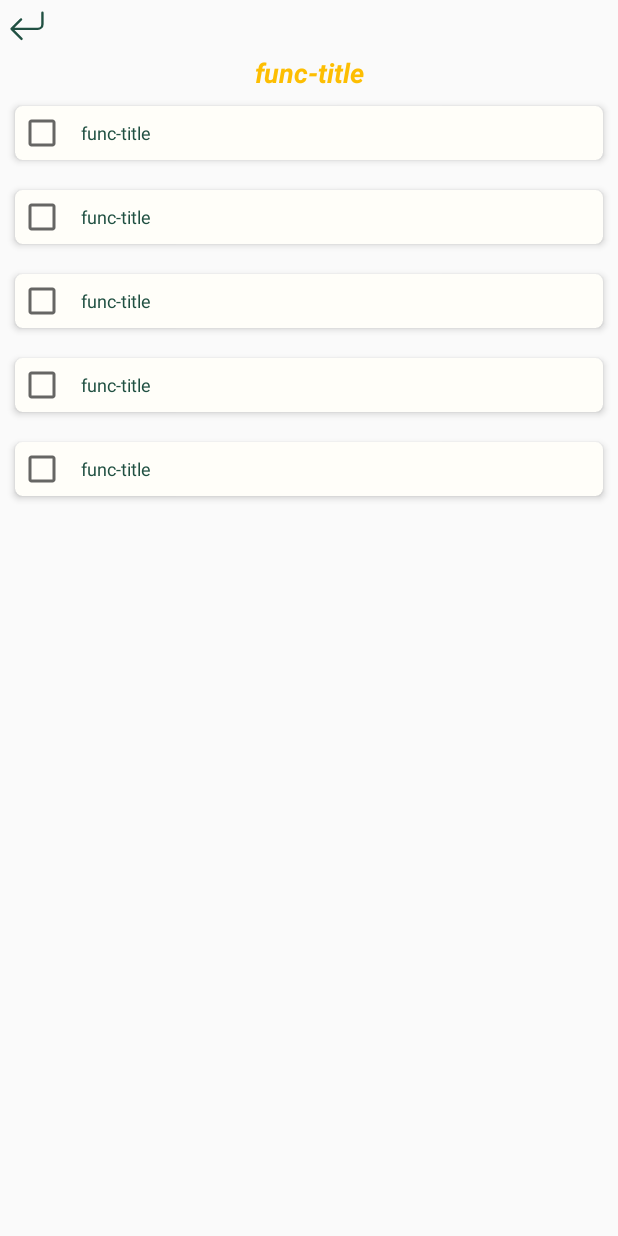
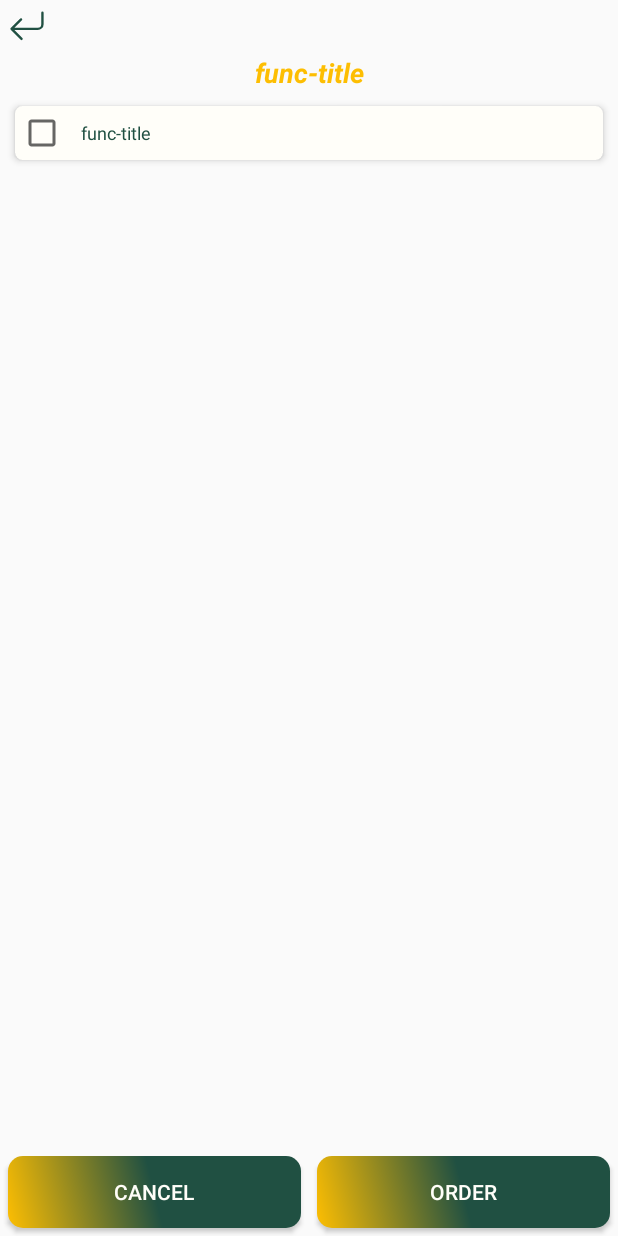
Before and after one commit to postbox-18/KCS, an Android app: the layout fragment_item.xml on its own in the app's theme, with its tools: preview values and no code run, on a phone screen of 412 x 824 dp. Run offline under Robolectric (Android 15) with nearby library versions, the phone set to English and light mode, and no system bars.

Commit message:
check box loading data ItemListAdapater btns

```diff
--- a/app/src/main/java/com/example/kcs/Fragment/Items/ItemListAdapater.java
+++ b/app/src/main/java/com/example/kcs/Fragment/Items/ItemListAdapater.java
@@ -47,6 +47,7 @@ public class ItemListAdapater extends RecyclerView.Adapter<ItemListAdapater.View
         holder.item_check.setText(itemList1.getItem());
 
 
+
     }
 
     @Override
--- /dev/null
+++ b/app/src/main/res/drawable/order_btn.xml
@@ -0,0 +1,21 @@
+<shape xmlns:android="http://schemas.android.com/apk/res/android">
+    <gradient
+        android:angle="45"
+        android:endColor="@color/colorPrimary"
+        android:endX="548.5"
+        android:endY="269.30426"
+        android:startColor="@color/colorSecondary"
+        android:startX="548.5"
+        android:startY="49.5"
+        android:centerColor="@color/colorPrimary"
+        android:type="linear">
+    </gradient>
+
+    <!--old gradienet
+     android:startColor="#FF097ACD"
+     android:endColor="#FF04346C"
+    -->
+
+    <corners
+        android:radius="10dp" />
+</shape>
--- a/app/src/main/res/layout/fragment_item.xml
+++ b/app/src/main/res/layout/fragment_item.xml
@@ -1,5 +1,6 @@
 <?xml version="1.0" encoding="utf-8"?>
 <LinearLayout xmlns:android="http://schemas.android.com/apk/res/android"
+    xmlns:app="http://schemas.android.com/apk/res-auto"
     xmlns:tools="http://schemas.android.com/tools"
     android:layout_width="match_parent"
     android:layout_height="match_parent"
@@ -10,41 +11,102 @@
         android:layout_width="match_parent"
         android:layout_height="match_parent"
         android:orientation="vertical">
+
         <LinearLayout
             android:layout_width="match_parent"
             android:layout_height="wrap_content"
             android:orientation="horizontal">
+
             <ImageView
                 android:id="@+id/back_btn"
                 android:layout_width="wrap_content"
+                android:layout_height="wrap_content"
                 android:layout_margin="5dp"
-              android:src="@drawable/ic_arrow_return_left"
-              android:layout_height="wrap_content"/>
+                android:src="@drawable/ic_arrow_return_left" />
         </LinearLayout>
+
         <LinearLayout
             android:layout_width="match_parent"
             android:layout_height="wrap_content"
             android:orientation="vertical">
+
             <TextView
                 android:id="@+id/header_title"
                 android:layout_width="match_parent"
+                android:layout_height="wrap_content"
                 android:text="func-title"
+                android:textAlignment="center"
                 android:textColor="@color/colorSecondary"
-              android:textAlignment="center"
                 android:textSize="18dp"
-              android:textStyle="bold|italic"
-              android:layout_height="wrap_content"/>
+                android:textStyle="bold|italic" />
         </LinearLayout>
+
         <LinearLayout
             android:layout_width="match_parent"
-      android:layout_height="wrap_content"
+            android:layout_height="match_parent"
             android:orientation="vertical">
+
+            <androidx.constraintlayout.widget.ConstraintLayout
+                android:layout_width="match_parent"
+                android:layout_height="match_parent"
+                android:orientation="vertical">
+
                 <androidx.recyclerview.widget.RecyclerView
                     android:id="@+id/recyclerview_item"
                     android:layout_width="match_parent"
+                    android:layout_height="0dp"
+                    app:layout_constraintBottom_toTopOf="@id/btns"
+                    app:layout_constraintEnd_toEndOf="parent"
+                    app:layout_constraintStart_toStartOf="parent"
+                    app:layout_constraintTop_toTopOf="parent"
+                    app:layout_constraintVertical_weight="3.5"
                     tools:itemCount="5"
-                  tools:listitem="@layout/item_checkbox_list"
-                  android:layout_height="match_parent"/>
+                    tools:listitem="@layout/item_checkbox_list" />
+
+                <LinearLayout
+                    android:id="@+id/btns"
+                    android:layout_width="match_parent"
+                    android:layout_height="0dp"
+                    android:gravity="bottom"
+                    android:orientation="horizontal"
+                    app:layout_constraintBottom_toBottomOf="parent"
+                    app:layout_constraintEnd_toEndOf="parent"
+                    app:layout_constraintStart_toStartOf="parent"
+                    app:layout_constraintTop_toBottomOf="@id/recyclerview_item"
+                    app:layout_constraintVertical_weight="0.5">
+
+                    <androidx.constraintlayout.widget.ConstraintLayout
+                        android:layout_width="match_parent"
+                        android:layout_height="wrap_content">
+
+                        <androidx.appcompat.widget.AppCompatButton
+                            android:id="@+id/cancel_btn"
+                            android:layout_width="0dp"
+                            android:layout_height="wrap_content"
+                            android:layout_margin="5dp"
+                            android:background="@drawable/order_btn"
+                            android:text="Cancel"
+                            android:textColor="@color/White"
+                            app:layout_constraintBottom_toBottomOf="parent"
+                            app:layout_constraintEnd_toStartOf="@id/order_btn"
+                            app:layout_constraintStart_toStartOf="parent"
+                            app:layout_constraintTop_toTopOf="parent" />
+
+                        <androidx.appcompat.widget.AppCompatButton
+                            android:id="@+id/order_btn"
+                            android:layout_width="0dp"
+                            android:layout_height="wrap_content"
+                            android:layout_margin="5dp"
+                            android:background="@drawable/order_btn"
+                            android:text="Order"
+                            android:textColor="@color/White"
+                            app:layout_constraintBottom_toBottomOf="@id/cancel_btn"
+                            app:layout_constraintEnd_toEndOf="parent"
+                            app:layout_constraintStart_toEndOf="@id/cancel_btn"
+                            app:layout_constraintTop_toTopOf="@id/cancel_btn" />
+                    </androidx.constraintlayout.widget.ConstraintLayout>
+                </LinearLayout>
+            </androidx.constraintlayout.widget.ConstraintLayout>
         </LinearLayout>
 
     </LinearLayout>
--- a/app/src/main/res/layout/item_checkbox_list.xml
+++ b/app/src/main/res/layout/item_checkbox_list.xml
@@ -1,38 +1,49 @@
 <?xml version="1.0" encoding="utf-8"?>
 <LinearLayout xmlns:android="http://schemas.android.com/apk/res/android"
+    xmlns:app="http://schemas.android.com/apk/res-auto"
     android:layout_width="match_parent"
-    android:layout_height="wrap_content"
-    xmlns:app="http://schemas.android.com/apk/res-auto"
+    android:layout_height="match_parent"
     android:orientation="vertical">
 
     <LinearLayout
         android:layout_width="match_parent"
         android:layout_height="wrap_content"
         android:orientation="vertical">
+
+        <LinearLayout
+            android:layout_width="match_parent"
+            android:layout_height="wrap_content"
+            android:orientation="vertical">
+
             <androidx.cardview.widget.CardView
                 android:id="@+id/item_check_card"
                 android:layout_width="match_parent"
                 android:layout_height="wrap_content"
+                android:layout_margin="10dp"
                 app:cardBackgroundColor="@color/White"
                 app:cardCornerRadius="5dp"
                 app:cardElevation="3dp"
-            android:layout_margin="10dp"
                 app:cardMaxElevation="0dp"
                 app:contentPadding="2dp">
+
                 <LinearLayout
                     android:layout_width="match_parent"
                     android:layout_height="wrap_content"
                     android:orientation="vertical">
+
                     <CheckBox
                         android:id="@+id/item_check"
                         android:layout_width="match_parent"
+                        android:layout_height="wrap_content"
+                        android:paddingStart="10dp"
                         android:text="func-title"
+                        android:textColor="@color/colorPrimary"
                         android:textColorHint="@color/colorPrimary"
-                android:paddingStart="10dp"
-                android:textColor="@color/colorPrimary"
-                android:textSize="12dp"
-                android:layout_height="wrap_content"/>
+                        android:textSize="12dp" />
                 </LinearLayout>
             </androidx.cardview.widget.CardView>
         </LinearLayout>
+
     </LinearLayout>
+
+</LinearLayout>
```
Lines whose indentation alone changed are shown as unchanged.
